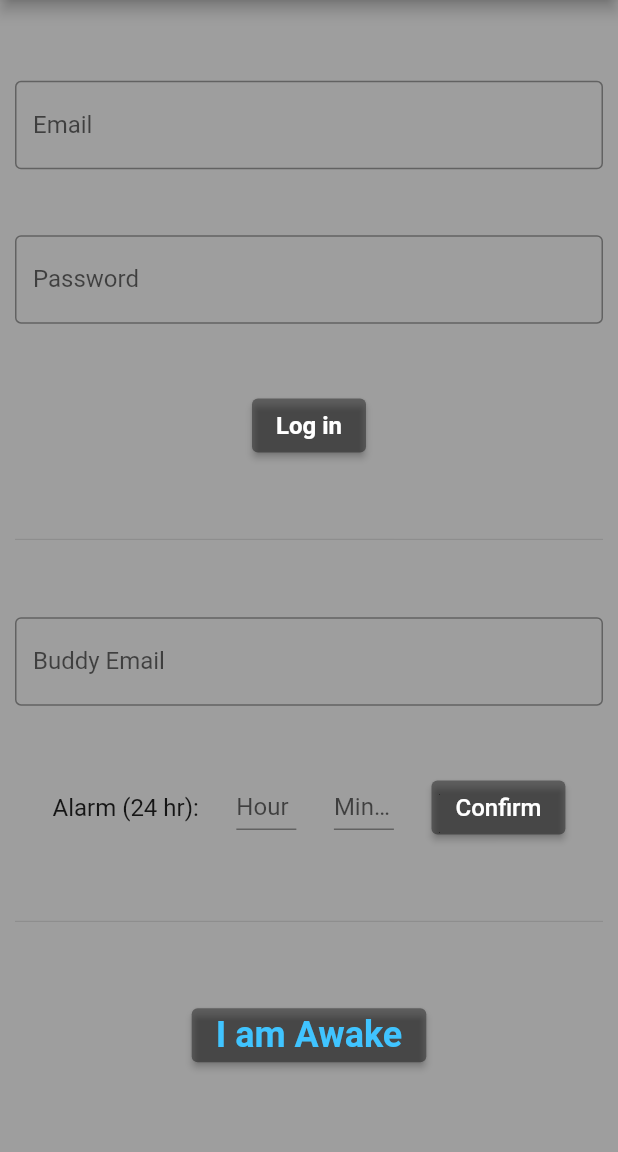
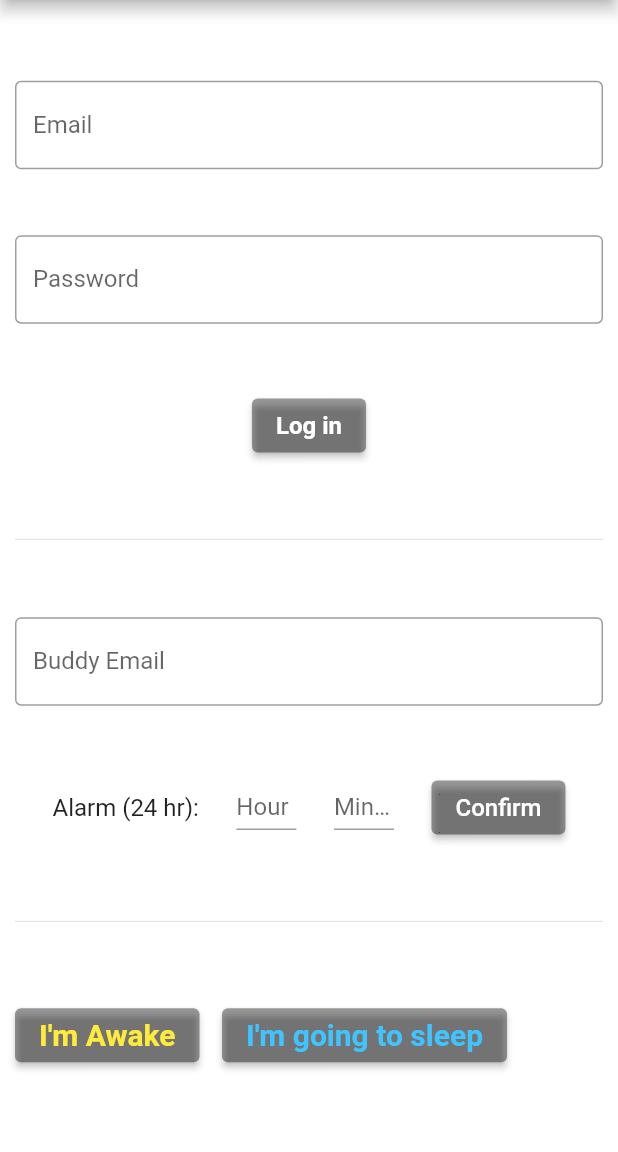
Before and after one commit to AliciaJadzia/Awaken_flutter, a Flutter app: the screen it shows after launch, after a tap on "Log in", on a phone screen of 412 x 824 dp, the part 84-1236 px from its top. Run offline on Flutter 3.47's test engine with Material 2 defaults, Android fonts, the phone set to English and light mode, and no system bars; our stand-ins replace cloud_firestore, cloud_functions, firebase_auth, firebase_core; missing offline and left inert: flutter_ringtone_player; accounts and stored records are empty.

Commit message:
Fixed te photourl thing, added a button for sleep, built an apk, avoided a mental breakdown

```diff
--- a/lib/main.dart
+++ b/lib/main.dart
@@ -28,7 +28,7 @@ class _AwakenState extends State<Awaken> {
       UserCredential userCredential = await FirebaseAuth.instance
           .signInWithEmailAndPassword(email: mail, password: pass);
       print('Signed in!');
-      documentID = userCredential.user.photoURL;
+      documentID = userCredential.user.uid;
       String nickname = userCredential.user.displayName;
       print("Nickname: $nickname Document id: $documentID");
       FlutterRingtonePlayer.playNotification();
@@ -79,7 +79,7 @@ class _AwakenState extends State<Awaken> {
           title: Text('Awaken'),
           backgroundColor: Colors.pink,
         ),
-        backgroundColor: Colors.grey,
+        backgroundColor: Colors.white70,
         body: Padding(
           padding: const EdgeInsets.all(10.0),
           child: Column(
@@ -177,6 +177,23 @@ class _AwakenState extends State<Awaken> {
                 ],
               ),
               Divider(),
+              Row(
+                children: [
+                  ElevatedButton(
+                    onPressed: iAmAwake,
+                    style: ElevatedButton.styleFrom(
+                      primary: Colors.black38, // background
+                      onPrimary: Colors.yellow, // foreground
+                    ),
+                    child: Text(
+                      'I\'m Awake',
+                      style: TextStyle(
+                        fontSize: 20,
+                        fontWeight: FontWeight.bold,
+                      ),
+                    ),
+                  ),
+                  SizedBox(width: 15,),
                   ElevatedButton(
                     onPressed: iAmAwake,
                     style: ElevatedButton.styleFrom(
@@ -184,12 +201,14 @@ class _AwakenState extends State<Awaken> {
                       onPrimary: Colors.lightBlueAccent, // foreground
                     ),
                     child: Text(
-                  'I am Awake',
+                      'I\'m going to sleep',
                       style: TextStyle(
-                    fontSize: 24,
+                        fontSize: 20,
                         fontWeight: FontWeight.bold,
                       ),
                     ),
+                  ),
+                ],
               ),
             ],
           ),
```
Also changed, not shown: 1 other file. Lines whose indentation alone changed are shown as unchanged.
